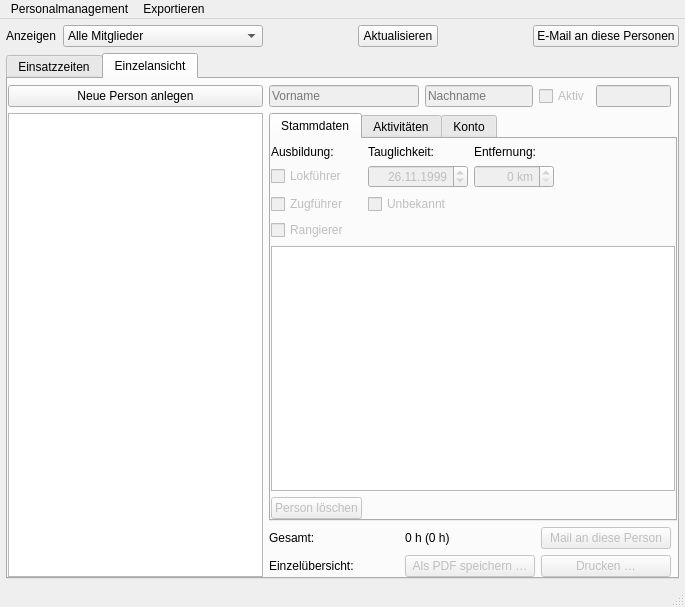
philjosch/Einsatzplaner, file Programm/Einsatzplaner/personalwindow.ui: the form before one commit.
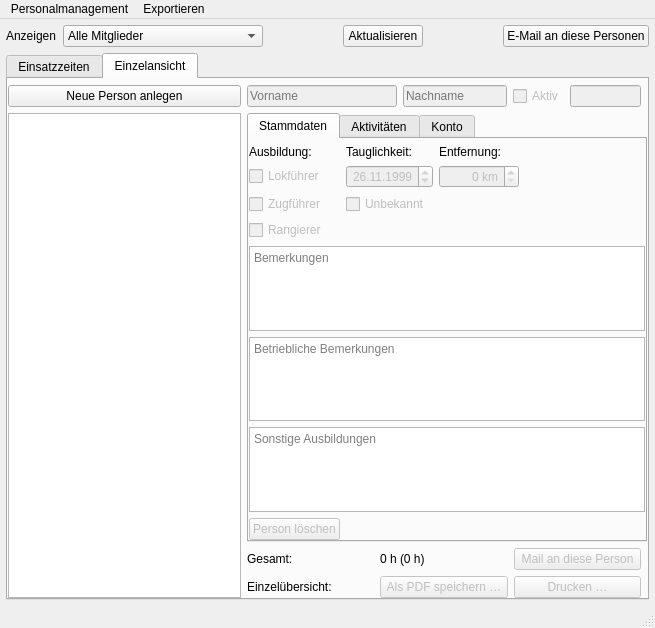
The form after the commit. The open tabs and pages were chosen to show the change.

Commit message:
Mehr Bemerkungen im Personalfenster
- Es werden alle Bemerkungen im Personalfenster des Einsatzplaners angegeben.
- Kleinere Optimierungen

```diff
--- a/Programm/Einsatzplaner/personalwindow.ui
+++ b/Programm/Einsatzplaner/personalwindow.ui
@@ -9,16 +9,10 @@
    <rect>
     <x>0</x>
     <y>0</y>
-    <width>685</width>
-    <height>607</height>
+    <width>655</width>
+    <height>628</height>
    </rect>
   </property>
-  <property name="minimumSize">
-   <size>
-    <width>685</width>
-    <height>0</height>
-   </size>
-  </property>
   <property name="windowTitle">
    <string>MainWindow</string>
   </property>
@@ -694,7 +688,7 @@
            <attribute name="title">
             <string>Stammdaten</string>
            </attribute>
-           <layout class="QGridLayout" name="gridLayout_9" rowstretch="0,0,0,0,1,0" columnstretch="0,0,0,1">
+           <layout class="QGridLayout" name="gridLayout_9" rowstretch="0,0,0,0,1,1,1,0" columnstretch="0,0,0,1">
             <property name="leftMargin">
              <number>0</number>
             </property>
@@ -746,7 +740,7 @@
               </property>
              </widget>
             </item>
-            <item row="5" column="0">
+            <item row="7" column="0">
              <widget class="QPushButton" name="pushDelete">
               <property name="enabled">
                <bool>false</bool>
@@ -773,7 +767,25 @@
              </widget>
             </item>
             <item row="4" column="0" colspan="4">
-             <widget class="QPlainTextEdit" name="plainBemerkung"/>
+             <widget class="QPlainTextEdit" name="plainBemerkung">
+              <property name="placeholderText">
+               <string>Bemerkungen</string>
+              </property>
+             </widget>
+            </item>
+            <item row="5" column="0" colspan="4">
+             <widget class="QPlainTextEdit" name="plainBetrieb">
+              <property name="placeholderText">
+               <string>Betriebliche Bemerkungen</string>
+              </property>
+             </widget>
+            </item>
+            <item row="6" column="0" colspan="4">
+             <widget class="QPlainTextEdit" name="plainAusbildung">
+              <property name="placeholderText">
+               <string>Sonstige Ausbildungen</string>
+              </property>
+             </widget>
             </item>
             <item row="2" column="1">
              <widget class="QCheckBox" name="checkDienst">
@@ -822,8 +834,8 @@
               </property>
               <property name="sizeHint" stdset="0">
                <size>
-                <width>105</width>
-                <height>20</height>
+                <width>0</width>
+                <height>0</height>
                </size>
               </property>
              </spacer>
@@ -833,12 +845,6 @@
               <property name="enabled">
                <bool>false</bool>
               </property>
-              <property name="minimumSize">
-               <size>
-                <width>100</width>
-                <height>0</height>
-               </size>
-              </property>
               <property name="alignment">
                <set>Qt::AlignRight|Qt::AlignTrailing|Qt::AlignVCenter</set>
               </property>
@@ -1731,8 +1737,8 @@
           </property>
           <property name="sizeHint" stdset="0">
            <size>
-            <width>37</width>
-            <height>20</height>
+            <width>0</width>
+            <height>0</height>
            </size>
           </property>
          </spacer>
@@ -1748,7 +1754,7 @@
     <rect>
      <x>0</x>
      <y>0</y>
-     <width>685</width>
+     <width>655</width>
      <height>22</height>
     </rect>
    </property>
```
Left out of the diff: 8 changed lines with no effect on the pictures. The commit also changes 15 other files.
